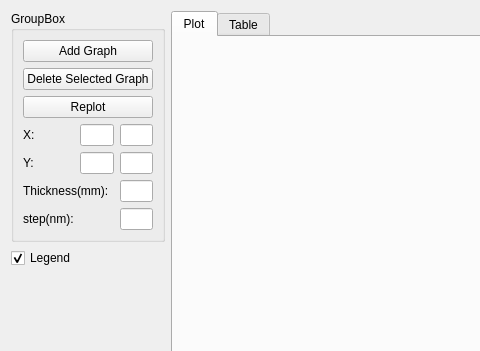
The window that src/transmittance_plot_form.ui (nickorzha/glass-plotter) describes before a commit, drawn with Qt 5; both pictures show x 0 to 480 and y 0 to 351 of the 781 by 535 pixel window.
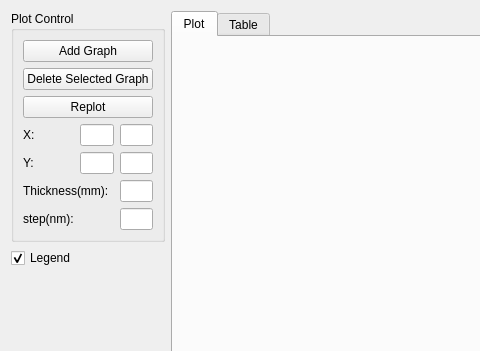
The same window after the commit. Custom widgets are drawn as their Qt base class.

What changed in the file:
```diff
--- a/src/transmittance_plot_form.ui
+++ b/src/transmittance_plot_form.ui
@@ -52,7 +52,7 @@
       </sizepolicy>
      </property>
      <property name="title">
-      <string>GroupBox</string>
+      <string>Plot Control</string>
      </property>
      <layout class="QGridLayout" name="gridLayout">
       <item row="5" column="0" colspan="2">
```
